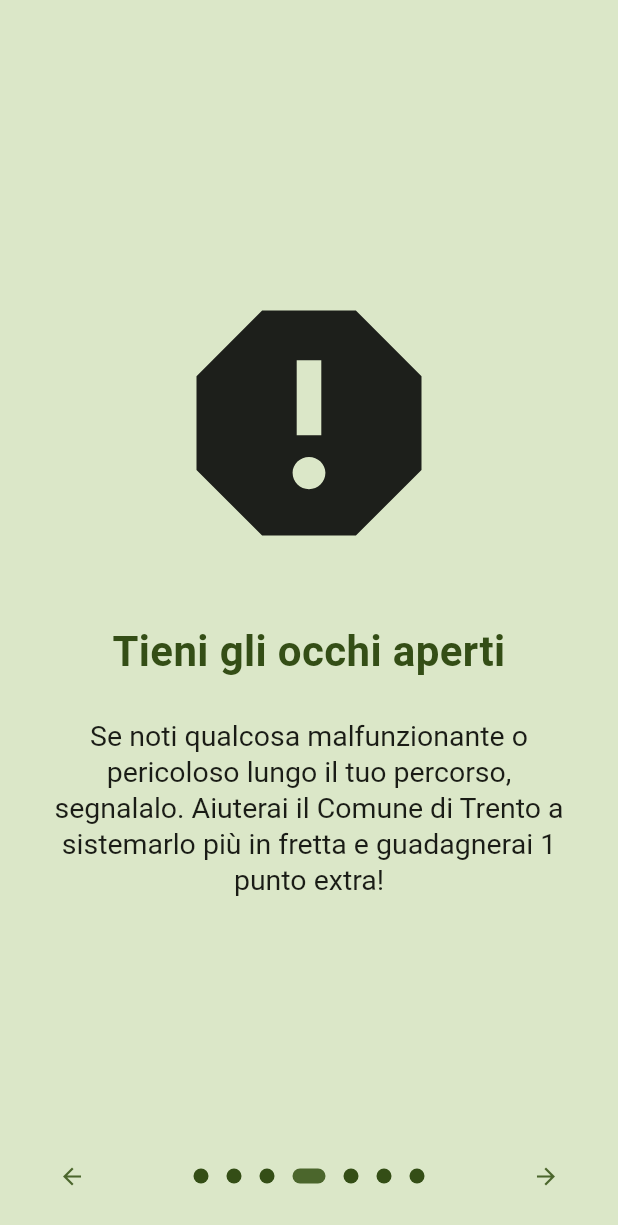
After one commit to aleiepure/WalkAware, a Flutter app: the screen it shows after launch, swiped to page 4, on a phone screen of 412 x 824 dp. The commit adds this screen. Shown: the top 1225 px of the screen. Run offline on Flutter 3.47's test engine with Material 3 defaults, Android fonts, the phone set to English and light mode, and no system bars; drawn by our look-alikes of introduction_screen; our stand-ins replace date_field, dio, geolocator, material_symbols_icons, pedometer, shared_preferences; missing offline and left inert: android_intent_plus, crypt, dart_jsonwebtoken, flutter_activity_recognition, mapbox_maps_flutter, mapbox_search.

Commit message:
Mobile: aggiunto calcolo punti in base ai passi Mobile: aggiunto setup iniziale per ottenere i permessi Backend: aggiunta API per la gestione dei punti Backend: refactoring modelli utente mobile e segnalazione Backend: refactoring index.js
Fixes #36, fixes #37

```diff
--- a/frontend/mobile/lib/main.dart
+++ b/frontend/mobile/lib/main.dart
@@ -1,8 +1,9 @@
 import 'package:flutter/material.dart';
 import 'package:mapbox_maps_flutter/mapbox_maps_flutter.dart';
 import 'package:mapbox_search/mapbox_search.dart';
-import 'package:mobile/views/account_page.dart';
-import './views/home_page.dart';
+import 'package:mobile/pages/onboarding.dart';
+import 'package:shared_preferences/shared_preferences.dart';
+import 'pages/home_page.dart';
 
 void main() {
   runApp(const App());
@@ -16,11 +17,38 @@ class App extends StatefulWidget {
 }
 
 class _AppState extends State<App> {
+  final Future<SharedPreferences> _prefs = SharedPreferences.getInstance();
+
   @override
   void initState() {
     super.initState();
+
     MapboxOptions.setAccessToken(const String.fromEnvironment("PUBLIC_ACCESS_TOKEN"));
     MapBoxSearch.init(const String.fromEnvironment("PUBLIC_ACCESS_TOKEN"));
+
+    _prefs.then((prefs) {
+      if (prefs.getBool('firstTime') == null) {
+        prefs.setBool('firstTime', true);
+      }
+    });
+  }
+
+  Future<Widget> _mainPage() async {
+    SharedPreferences prefs = await _prefs;
+
+    if (prefs.getBool('firstTime')!) {
+      print('first time');
+      return const OnboardingPage();
+    }
+
+    print('not first time');
+    return const HomePage();
+
+    // _prefs.then((prefs) {
+
+    // });
+    // print('outside then');
+    // return const Placeholder();
   }
 
   @override
@@ -31,7 +59,19 @@ class _AppState extends State<App> {
         colorScheme: ColorScheme.fromSeed(seedColor: Colors.lightGreen),
         useMaterial3: true,
       ),
-      home: const HomePage(),
+      home: FutureBuilder(
+        future: _mainPage(),
+        builder: (context, snapshot) {
+          if (snapshot.connectionState == ConnectionState.done) {
+            return snapshot.data!;
+          }
+          return const Scaffold(
+            body: Center(
+              child: CircularProgressIndicator(),
+            ),
+          );
+        },
+      ),
     );
   }
 }
--- a/frontend/mobile/lib/views/login_page.dart
+++ b/frontend/mobile/lib/pages/login_page.dart
@@ -4,7 +4,7 @@ import 'package:crypt/crypt.dart';
 import 'package:dio/dio.dart';
 import 'package:flutter/material.dart';
 import 'package:mobile/requests/backend_requests.dart';
-import 'package:mobile/views/home_page.dart';
+import 'package:mobile/pages/home_page.dart';
 import 'package:shared_preferences/shared_preferences.dart';
 
 class LoginPage extends StatefulWidget {
@@ -72,6 +72,7 @@ class _LoginPageState extends State<LoginPage> {
         await _prefs.setString('userToken', response.data['token']);
         await _prefs.setString('userEmail', response.data['email']);
         await _prefs.setString('userName', response.data['name']);
+        await _prefs.setInt('userPoints', response.data['points']);
 
         // Redirect to the home page
         Navigator.pushReplacement<void, void>(
--- /dev/null
+++ b/frontend/mobile/lib/pages/onboarding.dart
@@ -0,0 +1,225 @@
+import 'package:flutter/material.dart';
+import 'package:flutter_activity_recognition/flutter_activity_recognition.dart';
+import 'package:geolocator/geolocator.dart';
+import 'package:introduction_screen/introduction_screen.dart';
+import 'package:material_symbols_icons/symbols.dart';
+import 'package:mobile/pages/home_page.dart';
+import 'package:shared_preferences/shared_preferences.dart';
+
+class OnboardingPage extends StatefulWidget {
+  const OnboardingPage({super.key});
+
+  @override
+  State<OnboardingPage> createState() => _OnboardingPageState();
+}
+
+class _OnboardingPageState extends State<OnboardingPage> {
+  bool _locationPermissionGranted = false;
+  bool _activityPermissionGranted = false;
+
+  bool _isNextButtonShown = true;
+
+  final GlobalKey<IntroductionScreenState> _introScreenKey = GlobalKey<IntroductionScreenState>();
+
+  void _onLocationPermissionPageButtonPressed() async {
+    LocationPermission permission = await Geolocator.checkPermission();
+    switch (permission) {
+      case LocationPermission.denied:
+        {
+          permission = await Geolocator.requestPermission();
+          if (permission == LocationPermission.whileInUse || permission == LocationPermission.always) {
+            setState(() {
+              _locationPermissionGranted = true;
+              _isNextButtonShown = true;
+            });
+            return;
+          } else {
+            await Geolocator.openAppSettings();
+            return;
+          }
+        }
+      case LocationPermission.deniedForever:
+        {
+          await Geolocator.openAppSettings();
+          return;
+        }
+      case LocationPermission.unableToDetermine:
+      case LocationPermission.whileInUse:
+      case LocationPermission.always:
+        {
+          setState(() {
+            _locationPermissionGranted = true;
+            _isNextButtonShown = true;
+          });
+          return;
+        }
+    }
+  }
+
+  void _onActivityPermissionPageButtonPressed() async {
+    PermissionRequestResult permission = await FlutterActivityRecognition.instance.checkPermission();
+    switch (permission) {
+      case PermissionRequestResult.DENIED:
+        {
+          permission = await FlutterActivityRecognition.instance.requestPermission();
+          if (permission == PermissionRequestResult.GRANTED) {
+            setState(() {
+              _activityPermissionGranted = true;
+              _isNextButtonShown = true;
+            });
+            return;
+          } else {
+            await Geolocator.openAppSettings();
+            return;
+          }
+        }
+      case PermissionRequestResult.PERMANENTLY_DENIED:
+        {
+          await Geolocator.openAppSettings();
+          return;
+        }
+      case PermissionRequestResult.GRANTED:
+        {
+          setState(() {
+            _activityPermissionGranted = true;
+            _isNextButtonShown = true;
+          });
+          return;
+        }
+    }
+  }
+
+  void _onPageChanged(int pageIndex) {
+    if (pageIndex == 4 && !_locationPermissionGranted) {
+      setState(() => _isNextButtonShown = false);
+      return;
+    }
+
+    if (pageIndex == 5 && !_activityPermissionGranted) {
+      setState(() => _isNextButtonShown = false);
+      return;
+    }
+
+    setState(() => _isNextButtonShown = true);
+  }
+
+  void _onOnboardingDone() {
+    SharedPreferences.getInstance().then((prefs) => prefs.setBool('firstTime', false));
+    Navigator.pushReplacement(context, MaterialPageRoute<void>(builder: (BuildContext context) => const HomePage()));
+  }
+
+  @override
+  Widget build(BuildContext context) {
+    PageDecoration pageDecoration = PageDecoration(
+      titleTextStyle: TextStyle(fontSize: 28.0, fontWeight: FontWeight.w700, color: Theme.of(context).colorScheme.onPrimaryContainer),
+      bodyTextStyle: Theme.of(context).textTheme.titleLarge!.copyWith(fontSize: 19.0),
+      bodyPadding: const EdgeInsets.fromLTRB(16.0, 0.0, 16.0, 16.0),
+      imagePadding: EdgeInsets.zero,
+    );
+
+    return IntroductionScreen(
+      key: _introScreenKey,
+      globalBackgroundColor: Theme.of(context).colorScheme.secondaryContainer,
+      allowImplicitScrolling: true,
+      onDone: _onOnboardingDone,
+      skipOrBackFlex: 0,
+      nextFlex: 0,
+      showBackButton: true,
+      showNextButton: _isNextButtonShown,
+      back: const Icon(Icons.arrow_back),
+      next: const Icon(Icons.arrow_forward),
+      onChange: _onPageChanged,
+      done: const Text('Via!', style: TextStyle(fontWeight: FontWeight.w600)),
+      curve: Curves.fastLinearToSlowEaseIn,
+      dotsDecorator: DotsDecorator(
+        size: const Size(10.0, 10.0),
+        color: Theme.of(context).colorScheme.onPrimaryContainer,
+        activeColor: Theme.of(context).colorScheme.primary,
+        activeSize: const Size(22.0, 10.0),
+        activeShape: const RoundedRectangleBorder(
+          borderRadius: BorderRadius.all(Radius.circular(25.0)),
+        ),
+      ),
+      pages: [
+        PageViewModel(
+          title: "Ciao!",
+          body: "Benvenuto in WalkAware Trento, l'app che ti premia quando sei in giro per la città di Trento.",
+          decoration: pageDecoration,
+          image: const Icon(Icons.waving_hand, size: 200),
+        ),
+        PageViewModel(
+          title: "Indicazioni stradali",
+          body:
+              "WalkAware Trento ti aiuta a trovare la strada migliore per raggiungere a piedi la tua destinazione, consigliandoti i percorsi più sicuri e veloci.",
+          decoration: pageDecoration,
+          image: const Icon(Symbols.directions, size: 200),
+        ),
+        PageViewModel(
+          title: "Cammina e guadagna",
+          body:
+              "WalkAware conta i tuoi passi. Ogni 2000 passi guadagni 1 punto che puoi convertire in buoni sconto e premi da usufruire presso i negozi e le attrazioni locali del Comune di Trento.",
+          decoration: pageDecoration,
+          image: const Icon(Icons.directions_walk, size: 200),
+        ),
+        PageViewModel(
+          title: "Tieni gli occhi aperti",
+          body:
+              "Se noti qualcosa malfunzionante o pericoloso lungo il tuo percorso, segnalalo. Aiuterai il Comune di Trento a sistemarlo più in fretta e guadagnerai 1 punto extra!",
+          decoration: pageDecoration,
+          image: const Icon(Icons.report, size: 200),
+        ),
+        PageViewModel(
+          title: "Permessi necessari",
+          body:
+              "Per funzionare correttamente, WalkAware Trento necessita di accedere alla tua posizione. Non preoccuparti, non condividiamo i tuoi dati con terzi.",
+          footer: Padding(
+            padding: const EdgeInsets.symmetric(horizontal: 18.0),
+            child: ElevatedButton(
+              onPressed: _locationPermissionGranted ? null : _onLocationPermissionPageButtonPressed,
+              style: ElevatedButton.styleFrom(
+                backgroundColor: Theme.of(context).colorScheme.primary,
+                foregroundColor: Theme.of(context).colorScheme.onPrimary,
+              ),
+              child: _locationPermissionGranted ? const Text('Apposto!') : const Text('Concedi permesso'),
+            ),
+          ),
+          decoration: pageDecoration.copyWith(
+            bodyFlex: 6,
+            imageFlex: 6,
+            safeArea: 80,
+          ),
+          image: const Icon(Icons.location_on, size: 200),
+        ),
+        PageViewModel(
+          title: "Ancora permessi",
+          body:
+              "Per monitorare i tuoi passi, WalkAware Trento necessita di accedere ai dati dell'attività fisica. Non preoccuparti, non condividiamo i tuoi dati con terzi.",
+          footer: Padding(
+            padding: const EdgeInsets.symmetric(horizontal: 18.0),
+            child: ElevatedButton(
+              onPressed: _activityPermissionGranted ? null : _onActivityPermissionPageButtonPressed,
+              style: ElevatedButton.styleFrom(
+                backgroundColor: Theme.of(context).colorScheme.primary,
+                foregroundColor: Theme.of(context).colorScheme.onPrimary,
+              ),
+              child: _activityPermissionGranted ? const Text('Apposto!') : const Text('Concedi permesso'),
+            ),
+          ),
+          decoration: pageDecoration.copyWith(
+            bodyFlex: 6,
+            imageFlex: 6,
+            safeArea: 80,
+          ),
+          image: const Icon(Symbols.steps, size: 200),
+        ),
+        PageViewModel(
+          title: "Pronto?",
+          body:
+              "Ricordati di camminare in sicurezza e di rispettare le norme del codice della strada. Esegui l'accesso dalla schermata principale per iniziare a guadagnare punti ed effettuare segnalazioni. Buona passeggiata!",
+          decoration: pageDecoration,
+          image: const Icon(Icons.done, size: 200),
+        ),
+      ],
+    );
+  }
+}
--- a/frontend/mobile/lib/views/register_page.dart
+++ b/frontend/mobile/lib/pages/register_page.dart
@@ -10,7 +10,7 @@ import 'package:dio/dio.dart';
 import 'package:flutter/gestures.dart';
 import 'package:flutter/material.dart';
 import 'package:mobile/requests/backend_requests.dart';
-import 'package:mobile/views/login_page.dart';
+import 'package:mobile/pages/login_page.dart';
 import 'package:url_launcher/url_launcher.dart';
 
 class RegisterPage extends StatefulWidget {
--- a/frontend/mobile/pubspec.yaml
+++ b/frontend/mobile/pubspec.yaml
@@ -46,6 +46,12 @@ dependencies:
   date_field: ^5.0.1
   crypt: ^4.3.1
   android_intent_plus: ^5.0.2
+  pedometer: ^4.0.1
+  material_symbols_icons: ^4.2719.3
+  flutter_activity_recognition: ^3.0.0
+  introduction_screen: ^3.1.14
+  dots_indicator: ^2.1.2
+  dart_jsonwebtoken: ^2.14.0
 
 dev_dependencies:
   flutter_test:
```
Also changed, not shown: frontend/mobile/lib/pages/account_page.dart (renamed from frontend/mobile/lib/views/account_page.dart, +18 -4 lines), frontend/mobile/lib/pages/home_page.dart (renamed from frontend/mobile/lib/views/home_page.dart, +87 -66 lines), frontend/mobile/lib/requests/backend_requests.dart (+31 -0 lines), frontend/mobile/pubspec.lock, 19 other files.
